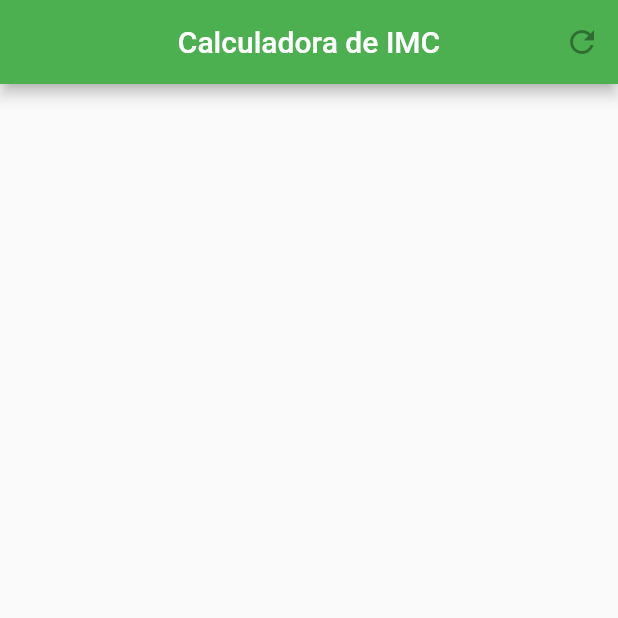
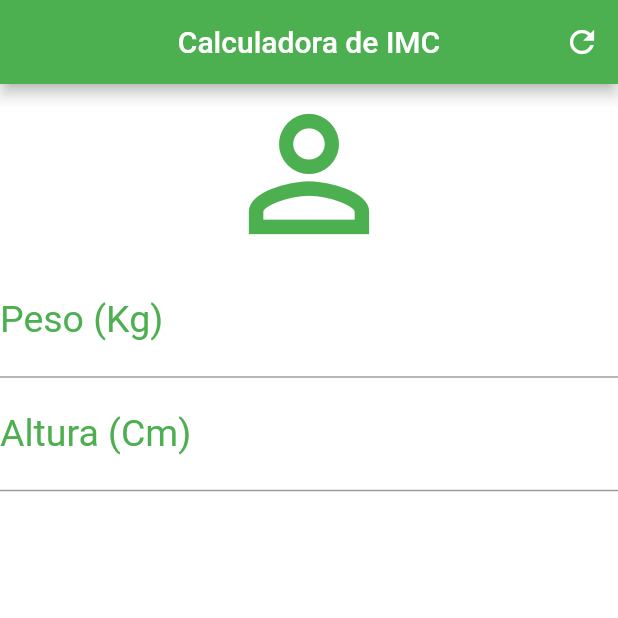
Before and after one commit to EsioFreitas/calculadora_imc, a Flutter app: the screen it shows after launch, on a phone screen of 412 x 824 dp, the top half of it. Run offline on Flutter 3.47's test engine with Material 2 defaults, Android fonts, the phone set to English and light mode, and no system bars.

Commit message:
Add inputs

```diff
--- a/lib/main.dart
+++ b/lib/main.dart
@@ -20,9 +20,30 @@ class _HomeState extends State<Home> {
         centerTitle: true,
         backgroundColor: Colors.green,
         actions: <Widget>[
-          IconButton(
-            icon: Icon(Icons.refresh),
-          )
+          IconButton(icon: Icon(Icons.refresh), onPressed: () {})
+        ],
+      ),
+      backgroundColor: Colors.white,
+      body: Column(
+        crossAxisAlignment: CrossAxisAlignment.stretch,
+        children: <Widget>[
+          Icon(Icons.person_outline, size: 120, color: Colors.green),
+          TextField(
+            keyboardType: TextInputType.number,
+            decoration: InputDecoration(
+                labelText: "Peso (Kg)",
+                labelStyle: TextStyle(color: Colors.green)),
+            textAlign: TextAlign.center,
+            style: TextStyle(color: Colors.green, fontSize: 25),
+          ),
+          TextField(
+            keyboardType: TextInputType.number,
+            decoration: InputDecoration(
+                labelText: "Altura (Cm)",
+                labelStyle: TextStyle(color: Colors.green)),
+            textAlign: TextAlign.center,
+            style: TextStyle(color: Colors.green, fontSize: 25),
+          ),
         ],
       ),
     );
```
